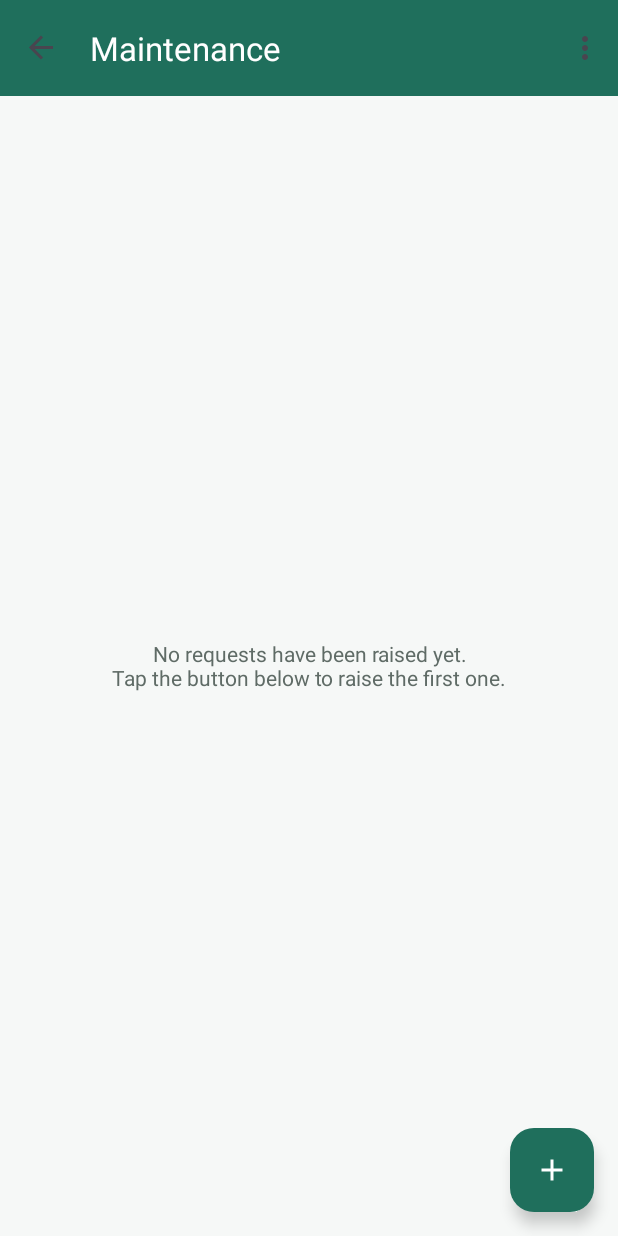
After one commit to ArnoldCurtisStrath/property-management-system, an Android app: the MaintenanceListFragment screen opened through its navigation route, on a phone screen of 412 x 824 dp. The commit adds this screen. Run offline under Robolectric (Android 15) with nearby library versions, the phone set to English and light mode, and no system bars; our stand-ins replace Room's generated code, navigation-ui.

Commit message:
added the maintenance request list

```diff
--- /dev/null
+++ b/app/src/main/java/com/example/propertymanagementsystem/ui/maintenance/MaintenanceListFragment.kt
@@ -0,0 +1,96 @@
+package com.example.propertymanagementsystem.ui.maintenance
+
+import android.os.Bundle
+import android.view.LayoutInflater
+import android.view.View
+import android.view.ViewGroup
+import androidx.fragment.app.Fragment
+import androidx.fragment.app.viewModels
+import androidx.navigation.fragment.findNavController
+import androidx.recyclerview.widget.LinearLayoutManager
+import com.example.propertymanagementsystem.R
+import com.example.propertymanagementsystem.databinding.FragmentMaintenanceListBinding
+
+/**
+ * The list of all the maintenance requests.
+ *
+ * Every request shows what is wrong, which property it is in and the state it
+ * is in. Clicking a request opens the form where it can be changed.
+ */
+class MaintenanceListFragment : Fragment() {
+
+    private var _binding: FragmentMaintenanceListBinding? = null
+    private val binding get() = _binding!!
+
+    private val viewModel: MaintenanceViewModel by viewModels()
+    private lateinit var adapter: MaintenanceAdapter
+
+    // The names of the properties, so the row can show where the problem is.
+    private var propertyNames: Map<Long, String> = emptyMap()
+
+    override fun onCreateView(
+        inflater: LayoutInflater,
+        container: ViewGroup?,
+        savedInstanceState: Bundle?
+    ): View {
+        _binding = FragmentMaintenanceListBinding.inflate(inflater, container, false)
+        return binding.root
+    }
+
+    override fun onViewCreated(view: View, savedInstanceState: Bundle?) {
+        super.onViewCreated(view, savedInstanceState)
+
+        adapter = MaintenanceAdapter(
+            onClick = { row -> openForm(row.request.id) },
+            onDelete = { row -> askToDelete(row.request) }
+        )
+
+        binding.requestList.layoutManager = LinearLayoutManager(requireContext())
+        binding.requestList.adapter = adapter
+
+        binding.addRequestButton.setOnClickListener { openForm(0L) }
+
+        viewModel.properties.observe(viewLifecycleOwner) { properties ->
+            propertyNames = properties.associate { it.id to it.name }
+        }
+
+        viewModel.requests.observe(viewLifecycleOwner) { requests ->
+            val rows = requests.map { request ->
+                MaintenanceRow(
+                    request = request,
+                    propertyName = propertyNames[request.propertyId]
+                        ?: getString(R.string.not_assigned)
+                )
+            }
+            adapter.submitList(rows)
+            binding.emptyMessage.visibility = if (rows.isEmpty()) View.VISIBLE else View.GONE
+        }
+    }
+
+    private fun openForm(requestId: Long) {
+        findNavController().navigate(
+            R.id.action_maintenance_list_to_maintenance_form,
+            Bundle().apply { putLong("requestId", requestId) }
+        )
+    }
+
+    // The user is asked before a request is removed.
+    private fun askToDelete(request: com.example.propertymanagementsystem.data.model.MaintenanceRequest) {
+        com.google.android.material.dialog.MaterialAlertDialogBuilder(requireContext())
+            .setTitle(R.string.delete_request)
+            .setMessage(getString(R.string.delete_request_message, request.title))
+            .setNegativeButton(R.string.cancel, null)
+            .setPositiveButton(R.string.delete) { _, _ ->
+                viewModel.delete(request)
+                com.google.android.material.snackbar.Snackbar
+                    .make(binding.root, R.string.request_deleted, com.google.android.material.snackbar.Snackbar.LENGTH_SHORT)
+                    .show()
+            }
+            .show()
+    }
+
+    override fun onDestroyView() {
+        super.onDestroyView()
+        _binding = null
+    }
+}
--- /dev/null
+++ b/app/src/main/java/com/example/propertymanagementsystem/ui/maintenance/MaintenanceViewModel.kt
@@ -0,0 +1,56 @@
+package com.example.propertymanagementsystem.ui.maintenance
+
+import android.app.Application
+import androidx.lifecycle.AndroidViewModel
+import androidx.lifecycle.LiveData
+import androidx.lifecycle.viewModelScope
+import com.example.propertymanagementsystem.data.local.AppDatabase
+import com.example.propertymanagementsystem.data.model.MaintenanceRequest
+import com.example.propertymanagementsystem.data.model.Property
+import com.example.propertymanagementsystem.data.repository.MaintenanceRepository
+import com.example.propertymanagementsystem.data.repository.PropertyRepository
+import kotlinx.coroutines.launch
+
+/**
+ * Holds the maintenance requests and the properties they belong to.
+ */
+class MaintenanceViewModel(application: Application) : AndroidViewModel(application) {
+
+    private val repository = MaintenanceRepository(
+        AppDatabase.getInstance(application).maintenanceDao()
+    )
+
+    private val propertyRepository = PropertyRepository(
+        AppDatabase.getInstance(application).propertyDao()
+    )
+
+    // All the requests, the newest one first.
+    val requests: LiveData<List<MaintenanceRequest>> = repository.getAll()
+
+    // The properties a request can be raised against.
+    val properties: LiveData<List<Property>> = propertyRepository.getAll()
+
+    // One request, used when a request is opened.
+    fun request(id: Long): LiveData<MaintenanceRequest?> = repository.getById(id)
+
+    // The number of requests that are still open.
+    val openCount: LiveData<Int> = repository.countOpen()
+
+    fun add(request: MaintenanceRequest) {
+        viewModelScope.launch {
+            repository.add(request)
+        }
+    }
+
+    fun update(request: MaintenanceRequest) {
+        viewModelScope.launch {
+            repository.update(request)
+        }
+    }
+
+    fun delete(request: MaintenanceRequest) {
+        viewModelScope.launch {
+            repository.delete(request)
+        }
+    }
+}
--- /dev/null
+++ b/app/src/main/res/layout/fragment_maintenance_list.xml
@@ -0,0 +1,39 @@
+<?xml version="1.0" encoding="utf-8"?>
+<!-- The list of maintenance requests with a button for raising a new one. -->
+<FrameLayout xmlns:android="http://schemas.android.com/apk/res/android"
+    xmlns:app="http://schemas.android.com/apk/res-auto"
+    android:layout_width="match_parent"
+    android:layout_height="match_parent">
+
+    <androidx.recyclerview.widget.RecyclerView
+        android:id="@+id/requestList"
+        android:layout_width="match_parent"
+        android:layout_height="match_parent"
+        android:clipToPadding="false"
+        android:paddingTop="8dp"
+        android:paddingBottom="88dp" />
+
+    <!-- Shown when there is no request in the list yet. -->
+    <TextView
+        android:id="@+id/emptyMessage"
+        android:layout_width="match_parent"
+        android:layout_height="wrap_content"
+        android:layout_gravity="center"
+        android:gravity="center"
+        android:padding="32dp"
+        android:text="@string/no_requests_yet"
+        android:textColor="@color/text_secondary"
+        android:textSize="14sp"
+        android:visibility="gone" />
+
+    <com.google.android.material.floatingactionbutton.FloatingActionButton
+        android:id="@+id/addRequestButton"
+        android:layout_width="wrap_content"
+        android:layout_height="wrap_content"
+        android:layout_gravity="bottom|end"
+        android:layout_margin="16dp"
+        android:backgroundTint="@color/primary"
+        android:contentDescription="@string/raise_request"
+        app:srcCompat="@drawable/ic_add"
+        app:tint="@color/white" />
+</FrameLayout>
--- a/app/src/main/res/menu/drawer_menu.xml
+++ b/app/src/main/res/menu/drawer_menu.xml
@@ -20,6 +20,10 @@
             android:icon="@drawable/ic_payment"
             android:title="@string/menu_payments" />
         <item
+            android:id="@+id/maintenanceListFragment"
+            android:icon="@drawable/ic_maintenance"
+            android:title="@string/menu_maintenance" />
+        <item
             android:id="@+id/aboutFragment"
             android:icon="@drawable/ic_about"
             android:title="@string/menu_about" />
--- a/app/src/main/res/navigation/nav_graph.xml
+++ b/app/src/main/res/navigation/nav_graph.xml
@@ -98,5 +98,18 @@
         android:name="com.example.propertymanagementsystem.ui.payments.PaymentFormFragment"
         android:label="@string/payment_history" />
 
+    <fragment
+        android:id="@+id/maintenanceListFragment"
+        android:name="com.example.propertymanagementsystem.ui.maintenance.MaintenanceListFragment"
+        android:label="@string/menu_maintenance">
 
+        <action
+            android:id="@+id/action_maintenance_list_to_maintenance_form"
+            app:destination="@id/maintenanceFormFragment" />
+    </fragment>
+
+    <fragment
+        android:id="@+id/maintenanceFormFragment"
+        android:name="com.example.propertymanagementsystem.ui.maintenance.MaintenanceFormFragment"
+        android:label="@string/menu_maintenance" />
 </navigation>
--- /dev/null
+++ b/app/src/main/res/values/strings_maintenance.xml
@@ -0,0 +1,19 @@
+<?xml version="1.0" encoding="utf-8"?>
+<!-- The words used on the maintenance screens. -->
+<resources>
+    <string name="raise_request">Raise a request</string>
+    <string name="update_request">Update request</string>
+    <string name="request_property_hint">Property</string>
+    <string name="request_title_hint">What is the problem</string>
+    <string name="request_description_hint">Describe the problem</string>
+    <string name="request_category_hint">Kind of problem</string>
+    <string name="request_status_hint">Status</string>
+    <string name="no_requests_yet">No requests have been raised yet.\nTap the button below to raise the first one.</string>
+    <string name="request_title_empty">Say what the problem is</string>
+    <string name="request_description_empty">Describe the problem so it can be fixed</string>
+    <string name="request_saved">Request saved</string>
+    <string name="request_deleted">Request deleted</string>
+    <string name="delete_request">Delete request</string>
+    <string name="delete_request_message">%1$s will be removed. Are you sure?</string>
+    <string name="open_requests">Open requests</string>
+</resources>
```
Also changed, not shown: app/src/main/java/com/example/propertymanagementsystem/ui/maintenance/MaintenanceAdapter.kt (added, +68 -0 lines), app/src/main/res/layout/item_maintenance.xml (added, +76 -0 lines).
